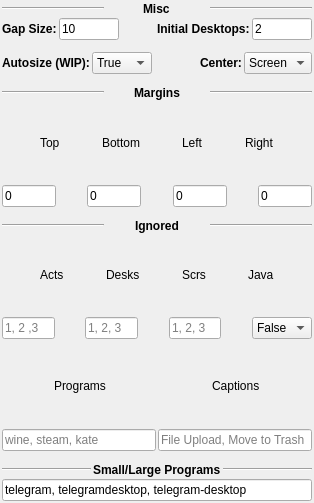
The window that contents/ui/config.ui (Jazqa/kwin-quarter-tiling) describes before a commit, drawn with Qt 5.
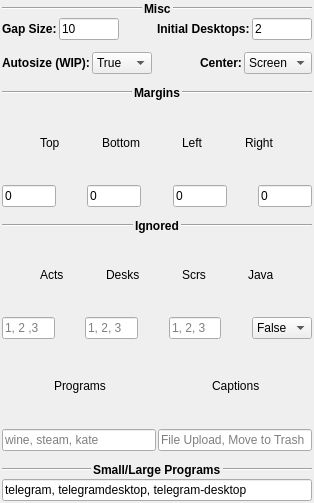
The same window after the commit.

Commit message: expanding separators

```diff
--- a/contents/ui/config.ui
+++ b/contents/ui/config.ui
@@ -50,6 +50,12 @@
       <layout class="QHBoxLayout" name="horizontalLayout_17">
        <item>
         <widget class="Line" name="line_8">
+         <property name="sizePolicy">
+          <sizepolicy hsizetype="Expanding" vsizetype="Fixed">
+           <horstretch>0</horstretch>
+           <verstretch>0</verstretch>
+          </sizepolicy>
+         </property>
          <property name="orientation">
           <enum>Qt::Horizontal</enum>
          </property>
@@ -64,6 +70,12 @@
        </item>
        <item>
         <widget class="Line" name="line_7">
+         <property name="sizePolicy">
+          <sizepolicy hsizetype="Expanding" vsizetype="Fixed">
+           <horstretch>0</horstretch>
+           <verstretch>0</verstretch>
+          </sizepolicy>
+         </property>
          <property name="orientation">
           <enum>Qt::Horizontal</enum>
          </property>
@@ -226,6 +238,12 @@
       <layout class="QHBoxLayout" name="horizontalLayout_15">
        <item>
         <widget class="Line" name="line_6">
+         <property name="sizePolicy">
+          <sizepolicy hsizetype="Expanding" vsizetype="Fixed">
+           <horstretch>0</horstretch>
+           <verstretch>0</verstretch>
+          </sizepolicy>
+         </property>
          <property name="orientation">
           <enum>Qt::Horizontal</enum>
          </property>
@@ -240,6 +258,12 @@
        </item>
        <item>
         <widget class="Line" name="line_5">
+         <property name="sizePolicy">
+          <sizepolicy hsizetype="Expanding" vsizetype="Fixed">
+           <horstretch>0</horstretch>
+           <verstretch>0</verstretch>
+          </sizepolicy>
+         </property>
          <property name="orientation">
           <enum>Qt::Horizontal</enum>
          </property>
@@ -485,6 +509,12 @@
       <layout class="QHBoxLayout" name="horizontalLayout_14">
        <item>
         <widget class="Line" name="line_4">
+         <property name="sizePolicy">
+          <sizepolicy hsizetype="Expanding" vsizetype="Fixed">
+           <horstretch>0</horstretch>
+           <verstretch>0</verstretch>
+          </sizepolicy>
+         </property>
          <property name="orientation">
           <enum>Qt::Horizontal</enum>
          </property>
@@ -499,6 +529,12 @@
        </item>
        <item>
         <widget class="Line" name="line_3">
+         <property name="sizePolicy">
+          <sizepolicy hsizetype="Expanding" vsizetype="Fixed">
+           <horstretch>0</horstretch>
+           <verstretch>0</verstretch>
+          </sizepolicy>
+         </property>
          <property name="orientation">
           <enum>Qt::Horizontal</enum>
          </property>
```
Left out of the diff: 12 changed lines with no effect on the pictures.
